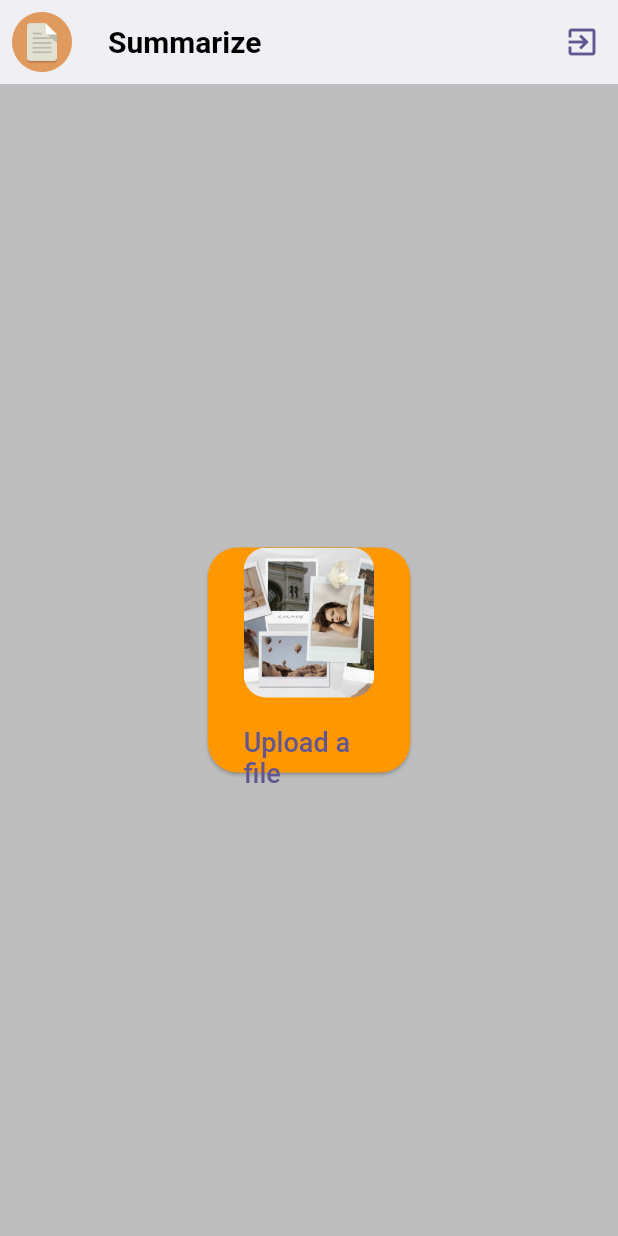
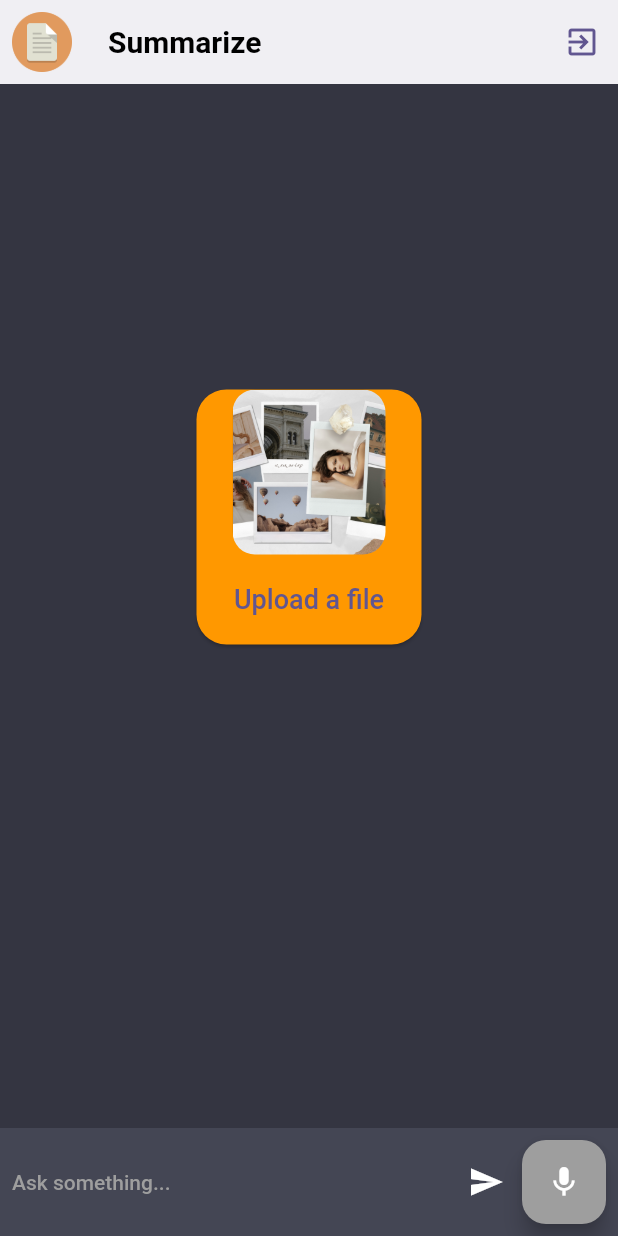
Before and after one commit to thequang-ntq/Chatbot-Summary-ntq, a Flutter app: the SummarizeScreen screen opened directly, on a phone screen of 412 x 824 dp. Run offline on Flutter 3.47's test engine with Material 2 defaults, Android fonts, the phone set to English and light mode, and no system bars; our stand-ins replace animated_text_kit, cloud_firestore, file_picker, firebase_core, flutter_spinkit, flutter_tts and 2 more; missing offline and left inert: dart:html, google_speech, langchain, langchain_openai, pdf_text; accounts and stored records are empty; project files that could hold a hidden picture were left out.

Commit message:
Fixed UI for Summarize Screen

```diff
--- a/lib/screens/home.dart
+++ b/lib/screens/home.dart
@@ -12,8 +12,7 @@ class GetV{
   static late TextEditingController userName;
   static String userChatID = '';
   static String userSummaryID = '';
-  static String userSummaryDocsID = '';
-  static String userSummaryQaID = '';
+  static late String summaryText = '';
 }
 
 class HomeScreen extends StatefulWidget {
--- a/lib/screens/summarize_screen.dart
+++ b/lib/screens/summarize_screen.dart
@@ -39,7 +39,6 @@ class _SummarizeScreenState extends State<SummarizeScreen> {
 
   late TextEditingController _summarizeText;
   bool _hasFiled = false;
-  bool _hasSummarized = false;
   bool _isTyping = false;
   bool _isListening = false;
 
@@ -118,9 +117,7 @@ class _SummarizeScreenState extends State<SummarizeScreen> {
 
   void _summarizeFile() async {
     if (fileName.isNotEmpty) {
-      setState(() {
-        _hasSummarized = true;
-      });
+
       final docsData = await FirebaseFirestore.instance.collection('SummarizeDocs').get();
       for(final item in docsData.docs){
         answerSummary = item.data()['aiChat'];
@@ -130,9 +127,7 @@ class _SummarizeScreenState extends State<SummarizeScreen> {
         'humanChat' :  humanChatFirst,
         'aiChat' : answerSummary,
       });
-      setState(() {
-        _summarizeText.text = answerSummary ;
-      });
+
     } else {
       return;
     }
@@ -201,19 +196,23 @@ class _SummarizeScreenState extends State<SummarizeScreen> {
             ),
           ],
         ),
-        backgroundColor: Colors.grey[400],
+        backgroundColor: const Color(0xFF343541),
         body: SafeArea(
           child: _hasFiled == false?
-            Center(
-              child: Column(
-                mainAxisAlignment: MainAxisAlignment.center,
-                mainAxisSize: MainAxisSize.min,
-                children: <Widget>[
-                  ElevatedButton(
-                    onPressed: _uploadFile,
+
+              Column(
+                mainAxisAlignment: MainAxisAlignment.spaceBetween,
+                children:[
+                  const SizedBox(height: 50),
+                  Flexible(
+                    child: ElevatedButton(
+                      onPressed: () async {
+                        _uploadFile();
+                        await chatProvider.saveDocsSummarize(msg: textLast);
+                      },
                       style: ButtonStyle(
                         fixedSize: MaterialStateProperty.all(
-                        const Size(135, 150),
+                          const Size(150, 170),
                         ),
                         backgroundColor: MaterialStateProperty.resolveWith<Color>(
                           (Set<MaterialState> states) {
@@ -238,16 +237,16 @@ class _SummarizeScreenState extends State<SummarizeScreen> {
                               filter: ImageFilter.blur(
                                   sigmaX: 5.0, sigmaY: 5.0),
                               child: Container(
-                              height: 100,
-                              width: 150,
+                                height: 110,
+                                width: 155,
                                 decoration: BoxDecoration(
                                   borderRadius: BorderRadius.circular(15.0),
                                   color: Colors.black.withOpacity(0.2),
                                 ),
                                 child: Image.asset(
                                   'assets/images/upload_pic.png',
-                                height: 100,
-                                width: 150,
+                                  height: 110,
+                                  width: 155,
                                   fit: BoxFit.cover,
                                 ),
                               ),
@@ -261,16 +260,83 @@ class _SummarizeScreenState extends State<SummarizeScreen> {
                         ],
                       ),
                     ),
+                  ),
+                  if (_isTyping) ...[
+                  const SpinKitThreeBounce(
+                    color: Colors.white,
+                    size: 18,
+                  ),
                 ],
+                const SizedBox(
+                  height: 15,
                 ),
+                Material(
+                  color: const Color(0xFF444654),
+                  child: Padding(
+                    padding: const EdgeInsets.all(8.0),
+                    child: Row(
+                      children: [
+                        Expanded(
+                          child: TextField(
+                            focusNode: focusNode,
+                            style: const TextStyle(color: Colors.white),
+                            controller: _askText,
+                            onSubmitted: (value){
+                              showDialog(
+                                context: context,
+                                builder: (context) {
+                                  return const AlertDialog(
+                                    content: Text('You are not choose file yet ! Please choose a file'),
+                                  );
+                                },
+                              );
+                            },
+                            decoration: const InputDecoration.collapsed(
+                                hintText: "Ask something...",
+                                hintStyle: TextStyle(color: Colors.grey)),
+                          ),
+                        ),
+                        IconButton(
+                            onPressed: (){
+                              showDialog(
+                                context: context,
+                                builder: (context) {
+                                  return const AlertDialog(
+                                    content: Text('You are not choose file yet ! Please choose a file'),
+                                  );
+                                },
+                              );
+                            },
+                            tooltip: 'Send message...',
+                            icon: const Icon(
+                              Icons.send,
+                              color: Colors.white,
+                            ),
+                        ),
+                        FloatingActionButton(
+                          backgroundColor: Colors.grey,
+                          onPressed: () => onListen(),
+                          tooltip: 'Click and speak something...',
+                          child: Icon(
+                            _isListening ? Icons.mic_off : Icons.mic,
+                            color: Colors.white,
+                          ),
+                        ),
+                      ],
+
+                    ),
+                  ),
+                ),
+                ],
               )
+
           :
             Column(
               children: [
                 Flexible(
                   child: StreamBuilder(
                     stream: FirebaseFirestore.instance.collection(GetV.userName.text).doc(GetV.userSummaryID)
-                      .collection('Summarize').orderBy('createdAt', descending:true).snapshots(),
+                      .collection('Summarize').orderBy('createdAt', descending:false).snapshots(),
                     builder: (context, snapshot) {
                       if (snapshot.connectionState == ConnectionState.waiting) {
                         return const Center(
@@ -293,12 +359,11 @@ class _SummarizeScreenState extends State<SummarizeScreen> {
                             DateTime time = chatMessage['createdAt'].toDate();
                             String formattedDate = DateFormat('MM/dd/yyyy, hh:mm a').format(time);
                             return ChatWidget(
-                              msg: chatProvider
-                                  .getChatList[index],
+                              msg: chatMessage['text'],
                               dateTime: formattedDate,
-                              chatIndex: index,
+                              chatIndex: chatMessage['index'],
                               shouldAnimate:
-                                  chatProvider.getChatList.length - 1 == index,
+                                  chatMessage['index'] == 1,
                             );
                           });
                     }
```
Also changed, not shown: lib/providers/chats/chats_provider.dart (+18 -9 lines), lib/screens/tabs.dart (+24 -1 lines), 3 other files. Lines whose indentation alone changed are shown as unchanged.
